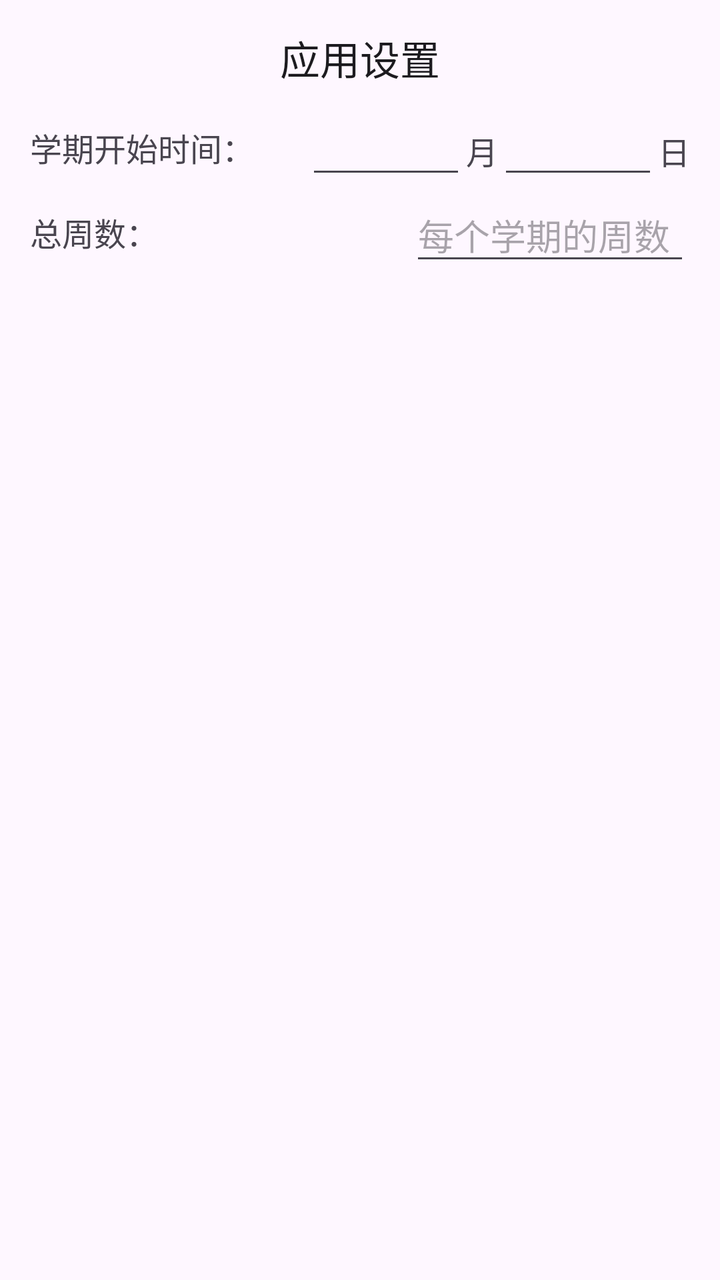
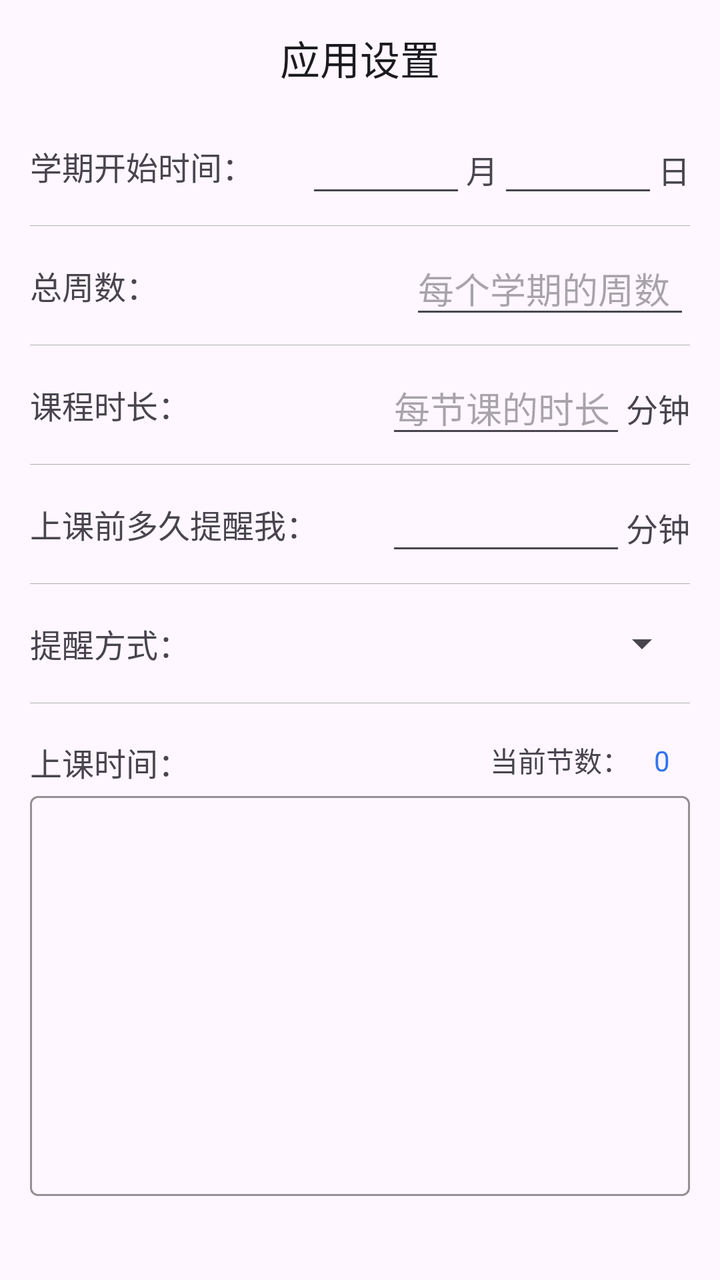

The first picture is an Android layout as it rendered before a commit; the second is the same layout after the commit. The layout source and the unified diff follow.
<!-- AndroidManifest.xml: application theme Theme.ClassSchedule -->
<!-- res/layout/activity_app_settings.xml -->
<?xml version="1.0" encoding="utf-8"?>
<androidx.constraintlayout.widget.ConstraintLayout
        xmlns:android="http://schemas.android.com/apk/res/android"
        xmlns:tools="http://schemas.android.com/tools"
        xmlns:app="http://schemas.android.com/apk/res-auto"
        android:id="@+id/main"
        android:layout_width="match_parent"
        android:layout_height="match_parent"
        android:fitsSystemWindows="true"
        tools:context=".AppSettingsActivity">
    <androidx.constraintlayout.widget.ConstraintLayout
            android:id="@+id/cl_top_bar"
            android:layout_width="match_parent"
            android:layout_height="wrap_content"
            android:layout_marginTop="5dp"
            app:layout_constraintTop_toTopOf="parent">
        <TextView
                android:id="@+id/tv_app_settings"
                android:layout_width="wrap_content"
                android:layout_height="wrap_content"
                android:text="@string/app_settings"
                android:textSize="20sp"
                android:textColor="@color/title_text"
                app:layout_constraintBottom_toBottomOf="parent"
                app:layout_constraintEnd_toEndOf="parent"
                app:layout_constraintStart_toStartOf="parent"
                app:layout_constraintTop_toTopOf="parent"/>

        <ImageButton
                android:id="@+id/btn_more"
                android:layout_width="48dp"
                android:layout_height="48dp"
                android:layout_marginEnd="10dp"
                android:background="?attr/selectableItemBackgroundBorderless"
                android:src="@drawable/ic_more_horiz"
                app:layout_constraintBottom_toBottomOf="@id/tv_class_schedule"
                app:layout_constraintEnd_toEndOf="parent"
                app:layout_constraintTop_toTopOf="@id/tv_class_schedule"
                android:visibility="invisible"
                android:clickable="false"
                app:tint="@color/gray"/>
    </androidx.constraintlayout.widget.ConstraintLayout>
    <ScrollView android:layout_width="match_parent" android:layout_height="0dp"
                android:layout_weight="1"
                android:id="@+id/scroll_view"
                app:layout_constraintTop_toBottomOf="@+id/cl_top_bar">
        <LinearLayout android:layout_width="match_parent" android:layout_height="wrap_content"
                      android:orientation="vertical"
                      android:layout_marginHorizontal="15dp"
                      android:id="@+id/ll_app_settings_container"
                      android:showDividers="middle">
            <androidx.constraintlayout.widget.ConstraintLayout
                    android:layout_width="match_parent" android:layout_height="wrap_content"
                    android:orientation="horizontal">
                <TextView android:layout_width="wrap_content" android:layout_height="wrap_content"
                          android:text="@string/term_commencement_time"
                          android:textSize="16sp"
                          app:layout_constraintStart_toStartOf="parent"
                          app:layout_constraintTop_toTopOf="parent"
                          app:layout_constraintBottom_toBottomOf="parent"/>
                <LinearLayout android:layout_width="0dp" android:layout_height="wrap_content"
                              android:orientation="horizontal"
                              android:layout_weight="1"
                              app:layout_constraintEnd_toEndOf="parent">
                    <EditText android:layout_width="80dp" android:layout_height="wrap_content"
                              android:id="@+id/et_term_commencement_time_month"
                              android:hint=""
                              android:inputType="number"
                              android:digits="0123456789"/>
                    <TextView android:layout_width="wrap_content" android:layout_height="wrap_content"
                              android:text="@string/month"
                              android:textSize="16sp"/>
                    <EditText android:layout_width="80dp" android:layout_height="wrap_content"
                              android:id="@+id/et_term_commencement_time_day"
                              android:hint=""
                              android:inputType="number"
                              android:digits="0123456789"/>
                    <TextView android:layout_width="wrap_content" android:layout_height="wrap_content"
                              android:text="@string/day"
                              android:textSize="16sp"/>
                </LinearLayout>
            </androidx.constraintlayout.widget.ConstraintLayout>
            <androidx.constraintlayout.widget.ConstraintLayout android:layout_width="match_parent"
                                                               android:layout_height="wrap_content"
                                                               android:orientation="horizontal">
                <TextView android:layout_width="wrap_content" android:layout_height="wrap_content"
                          android:text="@string/max_weeks"
                          android:textSize="16sp"
                          app:layout_constraintStart_toStartOf="parent"
                          app:layout_constraintTop_toTopOf="parent"
                          app:layout_constraintBottom_toBottomOf="parent"/>
                <EditText android:layout_width="140dp" android:layout_height="wrap_content"
                          android:id="@+id/et_set_max_weeks"
                          android:hint="@string/set_max_weeks_hint"
                          android:inputType="number"
                          android:digits="0123456789"
                          app:layout_constraintEnd_toEndOf="parent"/>
            </androidx.constraintlayout.widget.ConstraintLayout>
        </LinearLayout>
    </ScrollView>
</androidx.constraintlayout.widget.ConstraintLayout>
<!-- resources referenced by this layout -->
<resources>
  <color name="gray">#808080</color>
  <color name="title_text">#1C1B1F</color>
  <!-- drawable ic_more_horiz (drawable) -->
  <?xml version="1.0" encoding="utf-8"?>
  <vector xmlns:android="http://schemas.android.com/apk/res/android"
          android:width="24dp"
          android:height="24dp"
          android:viewportWidth="24"
          android:viewportHeight="24">
      
      <path
              android:fillColor="#FF000000"
              android:pathData="M6,10c-1.1,0 -2,0.9 -2,2s0.9,2 2,2s2,-0.9 2,-2S7.1,10 6,10zM18,10c-1.1,0 -2,0.9 -2,2s0.9,2 2,2s2,-0.9 2,-2S19.1,10 18,10zM12,10c-1.1,0 -2,0.9 -2,2s0.9,2 2,2s2,-0.9 2,-2S13.1,10 12,10z"/>
  </vector>
  <string name="app_settings">应用设置</string>
  <string name="day">日</string>
  <string name="max_weeks">总周数：</string>
  <string name="month">月</string>
  <string name="set_max_weeks_hint">每个学期的周数</string>
  <string name="term_commencement_time">学期开始时间：</string>
  <style name="Theme.ClassSchedule" parent="Theme.Material3.DayNight.NoActionBar">
          
          <item name="colorPrimary">@color/purple_500</item>
          <item name="colorPrimaryVariant">@color/purple_700</item>
          <item name="colorOnPrimary">@color/white</item>
          
          <item name="colorSecondary">@color/teal_200</item>
          <item name="colorSecondaryVariant">@color/teal_700</item>
          <item name="colorOnSecondary">@color/black</item>
          
          <item name="android:statusBarColor">?attr/colorPrimaryVariant</item>
          
      </style>
  <color name="purple_500">#FF6200EE</color>
  <color name="purple_700">#FF3700B3</color>
  <color name="white">#FFFFFFFF</color>
  <color name="teal_200">#FF03DAC5</color>
  <color name="teal_700">#FF018786</color>
  <color name="black">#FF000000</color>
</resources>

<!-- the commit's change to res/layout/activity_app_settings.xml (unified diff, before → after) -->
@@ -25,7 +25,7 @@
                 app:layout_constraintEnd_toEndOf="parent"
                 app:layout_constraintStart_toStartOf="parent"
                 app:layout_constraintTop_toTopOf="parent"/>
-
+        
         <ImageButton
                 android:id="@+id/btn_more"
                 android:layout_width="48dp"
@@ -33,9 +33,9 @@
                 android:layout_marginEnd="10dp"
                 android:background="?attr/selectableItemBackgroundBorderless"
                 android:src="@drawable/ic_more_horiz"
-                app:layout_constraintBottom_toBottomOf="@id/tv_class_schedule"
+                app:layout_constraintBottom_toBottomOf="@id/tv_app_settings"
                 app:layout_constraintEnd_toEndOf="parent"
-                app:layout_constraintTop_toTopOf="@id/tv_class_schedule"
+                app:layout_constraintTop_toTopOf="@id/tv_app_settings"
                 android:visibility="invisible"
                 android:clickable="false"
                 app:tint="@color/gray"/>
@@ -48,9 +48,10 @@
                       android:orientation="vertical"
                       android:layout_marginHorizontal="15dp"
                       android:id="@+id/ll_app_settings_container"
+                      android:divider="@color/light_gray"
                       android:showDividers="middle">
             <androidx.constraintlayout.widget.ConstraintLayout
-                    android:layout_width="match_parent" android:layout_height="wrap_content"
+                    android:layout_width="match_parent" android:layout_height="60dp"
                     android:orientation="horizontal">
                 <TextView android:layout_width="wrap_content" android:layout_height="wrap_content"
                           android:text="@string/term_commencement_time"
@@ -61,6 +62,8 @@
                 <LinearLayout android:layout_width="0dp" android:layout_height="wrap_content"
                               android:orientation="horizontal"
                               android:layout_weight="1"
+                              app:layout_constraintTop_toTopOf="parent"
+                              app:layout_constraintBottom_toBottomOf="parent"
                               app:layout_constraintEnd_toEndOf="parent">
                     <EditText android:layout_width="80dp" android:layout_height="wrap_content"
                               android:id="@+id/et_term_commencement_time_month"
@@ -80,9 +83,10 @@
                               android:textSize="16sp"/>
                 </LinearLayout>
             </androidx.constraintlayout.widget.ConstraintLayout>
-            <androidx.constraintlayout.widget.ConstraintLayout android:layout_width="match_parent"
-                                                               android:layout_height="wrap_content"
-                                                               android:orientation="horizontal">
+            <androidx.constraintlayout.widget.ConstraintLayout
+                    android:layout_width="match_parent"
+                    android:layout_height="60dp"
+                    android:orientation="horizontal">
                 <TextView android:layout_width="wrap_content" android:layout_height="wrap_content"
                           android:text="@string/max_weeks"
                           android:textSize="16sp"
@@ -94,7 +98,135 @@
                           android:hint="@string/set_max_weeks_hint"
                           android:inputType="number"
                           android:digits="0123456789"
+                          app:layout_constraintTop_toTopOf="parent"
+                          app:layout_constraintBottom_toBottomOf="parent"
                           app:layout_constraintEnd_toEndOf="parent"/>
+            </androidx.constraintlayout.widget.ConstraintLayout>
+            <androidx.constraintlayout.widget.ConstraintLayout
+                    android:layout_width="match_parent"
+                    android:layout_height="60dp"
+                    android:orientation="horizontal">
+                <TextView android:layout_width="wrap_content" android:layout_height="wrap_content"
+                          android:text="@string/duration_per_lesson"
+                          android:textSize="16sp"
+                          app:layout_constraintStart_toStartOf="parent"
+                          app:layout_constraintTop_toTopOf="parent"
+                          app:layout_constraintBottom_toBottomOf="parent"/>
+                <LinearLayout android:layout_width="wrap_content" android:layout_height="wrap_content"
+                              android:orientation="horizontal"
+                              app:layout_constraintTop_toTopOf="parent"
+                              app:layout_constraintBottom_toBottomOf="parent"
+                              app:layout_constraintEnd_toEndOf="parent">
+                    <EditText android:layout_width="120dp" android:layout_height="wrap_content"
+                              android:id="@+id/et_set_duration_per_lesson"
+                              android:hint="@string/set_duration_per_lesson_hint"
+                              android:inputType="number"
+                              android:digits="0123456789"
+                              app:layout_constraintTop_toTopOf="parent"
+                              app:layout_constraintBottom_toBottomOf="parent"
+                              app:layout_constraintEnd_toEndOf="parent"/>
+                    <TextView android:layout_width="wrap_content" android:layout_height="wrap_content"
+                              android:text="@string/minute"
+                              android:textSize="16sp"/>
+                </LinearLayout>
+            </androidx.constraintlayout.widget.ConstraintLayout>
+            <androidx.constraintlayout.widget.ConstraintLayout
+                    android:layout_width="match_parent"
+                    android:layout_height="60dp"
+                    android:orientation="horizontal">
+                <TextView android:layout_width="wrap_content" android:layout_height="wrap_content"
+                          android:text="@string/reminder_time"
+                          android:textSize="16sp"
+                          app:layout_constraintStart_toStartOf="parent"
+                          app:layout_constraintTop_toTopOf="parent"
+                          app:layout_constraintBottom_toBottomOf="parent"/>
+                <LinearLayout android:layout_width="wrap_content" android:layout_height="wrap_content"
+                              android:orientation="horizontal"
+                              app:layout_constraintTop_toTopOf="parent"
+                              app:layout_constraintBottom_toBottomOf="parent"
+                              app:layout_constraintEnd_toEndOf="parent">
+                    <EditText android:layout_width="120dp" android:layout_height="wrap_content"
+                              android:id="@+id/et_set_reminder_time"
+                              android:hint=""
+                              android:inputType="number"
+                              android:digits="0123456789"
+                              app:layout_constraintTop_toTopOf="parent"
+                              app:layout_constraintBottom_toBottomOf="parent"
+                              app:layout_constraintEnd_toEndOf="parent"/>
+                    <TextView android:layout_width="wrap_content" android:layout_height="wrap_content"
+                              android:text="@string/minute"
+                              android:textSize="16sp"/>
+                </LinearLayout>
+            </androidx.constraintlayout.widget.ConstraintLayout>
+            <androidx.constraintlayout.widget.ConstraintLayout
+                    android:layout_width="match_parent"
+                    android:layout_height="60dp"
+                    android:orientation="horizontal">
+                <TextView android:layout_width="wrap_content" android:layout_height="wrap_content"
+                          android:text="@string/remind_way"
+                          android:textSize="16sp"
+                          app:layout_constraintStart_toStartOf="parent"
+                          app:layout_constraintTop_toTopOf="parent"
+                          app:layout_constraintBottom_toBottomOf="parent"/>
+                <Spinner android:layout_width="wrap_content" android:layout_height="wrap_content"
+                         android:id="@+id/spn_set_remind_way"
+                         app:layout_constraintTop_toTopOf="parent"
+                         app:layout_constraintBottom_toBottomOf="parent"
+                         app:layout_constraintEnd_toEndOf="parent"/>
+            </androidx.constraintlayout.widget.ConstraintLayout>
+            <androidx.constraintlayout.widget.ConstraintLayout
+                    android:layout_width="match_parent"
+                    android:layout_height="wrap_content"
+                    android:layout_gravity="start|top"
+                    android:orientation="horizontal">
+                <TextView android:layout_width="wrap_content" android:layout_height="wrap_content"
+                          android:id="@+id/tv_course_time"
+                          android:text="@string/course_time"
+                          android:textSize="16sp"
+                          android:layout_marginTop="18dp"
+                          app:layout_constraintStart_toStartOf="parent"
+                          app:layout_constraintTop_toTopOf="parent"/>
+                <androidx.constraintlayout.widget.ConstraintLayout
+                        android:layout_width="wrap_content" android:layout_height="wrap_content"
+                        android:id="@+id/ll_current_lessons"
+                        android:orientation="horizontal"
+                        android:layout_gravity="start"
+                        android:layout_marginTop="16sp"
+                        app:layout_constraintTop_toTopOf="parent"
+                        app:layout_constraintEnd_toEndOf="parent"
+                        app:layout_constraintBottom_toTopOf="@+id/til_start_times">
+                    <TextView android:layout_width="wrap_content" android:layout_height="wrap_content"
+                              android:text="@string/current_lessons"
+                              android:layout_marginEnd="30dp"
+                              app:layout_constraintEnd_toEndOf="parent"
+                              app:layout_constraintTop_toTopOf="parent"
+                              app:layout_constraintBottom_toBottomOf="parent"/>
+                    <TextView android:layout_width="wrap_content" android:layout_height="wrap_content"
+                              android:id="@+id/tv_current_lessons"
+                              android:text="@string/zero"
+                              android:textColor="@color/main_theme"
+                              android:layout_marginEnd="10sp"
+                              app:layout_constraintEnd_toEndOf="parent"
+                              app:layout_constraintTop_toTopOf="parent"
+                              app:layout_constraintBottom_toBottomOf="parent"/>
+                </androidx.constraintlayout.widget.ConstraintLayout>
+                <com.google.android.material.textfield.TextInputLayout
+                        android:id="@+id/til_start_times"
+                        style="@style/Widget.Material3.TextInputLayout.OutlinedBox"
+                        android:layout_width="match_parent"
+                        android:layout_height="wrap_content"
+                        android:hint=""
+                        app:boxStrokeColor="@color/main_theme"
+                        app:hintTextColor="@color/light_gray"
+                        app:layout_constraintTop_toBottomOf="@+id/tv_course_time">
+                    <com.google.android.material.textfield.TextInputEditText
+                            android:id="@+id/et_start_times"
+                            android:layout_width="match_parent"
+                            android:layout_height="200dp"
+                            android:gravity="top"
+                            android:inputType="textMultiLine"
+                            android:scrollbars="vertical"/>
+                </com.google.android.material.textfield.TextInputLayout>
             </androidx.constraintlayout.widget.ConstraintLayout>
         </LinearLayout>
     </ScrollView>
<!-- resource entries referenced after the edit -->
@@ -1,6 +1,8 @@
 <!-- resources referenced by this layout -->
 <resources>
   <color name="gray">#808080</color>
+  <color name="light_gray">#B0B0B0</color>
+  <color name="main_theme">#3174F1</color>
   <color name="title_text">#1C1B1F</color>
   <!-- drawable ic_more_horiz (drawable) -->
   <?xml version="1.0" encoding="utf-8"?>
@@ -15,11 +17,19 @@
               android:pathData="M6,10c-1.1,0 -2,0.9 -2,2s0.9,2 2,2s2,-0.9 2,-2S7.1,10 6,10zM18,10c-1.1,0 -2,0.9 -2,2s0.9,2 2,2s2,-0.9 2,-2S19.1,10 18,10zM12,10c-1.1,0 -2,0.9 -2,2s0.9,2 2,2s2,-0.9 2,-2S13.1,10 12,10z"/>
   </vector>
   <string name="app_settings">应用设置</string>
+  <string name="course_time">上课时间：</string>
+  <string name="current_lessons">当前节数：</string>
   <string name="day">日</string>
+  <string name="duration_per_lesson">课程时长：</string>
   <string name="max_weeks">总周数：</string>
+  <string name="minute">分钟</string>
   <string name="month">月</string>
+  <string name="remind_way">提醒方式：</string>
+  <string name="reminder_time">上课前多久提醒我：</string>
+  <string name="set_duration_per_lesson_hint">每节课的时长</string>
   <string name="set_max_weeks_hint">每个学期的周数</string>
   <string name="term_commencement_time">学期开始时间：</string>
+  <string name="zero">0</string>
   <style name="Theme.ClassSchedule" parent="Theme.Material3.DayNight.NoActionBar">
           
           <item name="colorPrimary">@color/purple_500</item>
